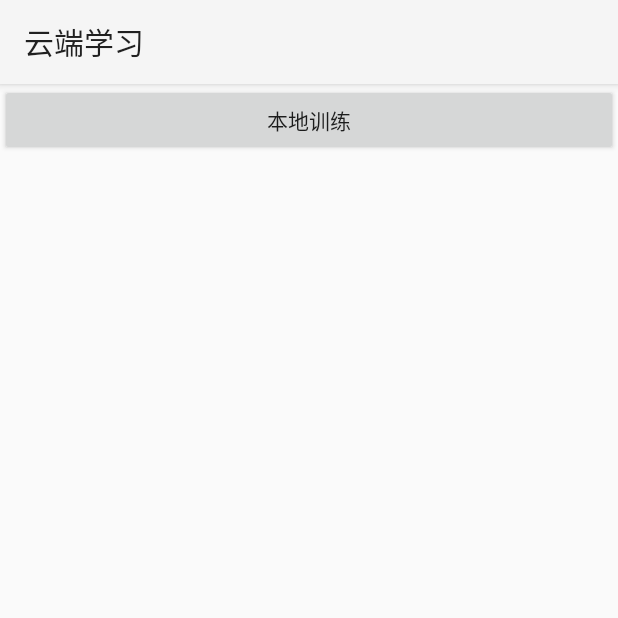
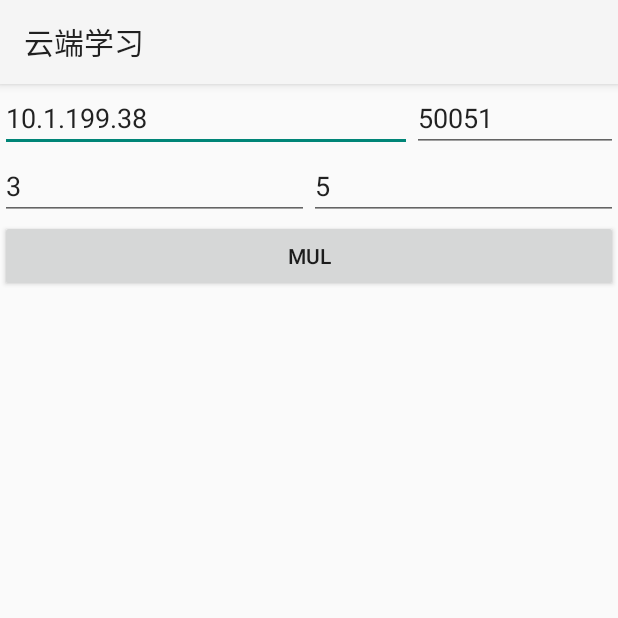
Before and after one commit to FancyXun/federated_app, an Android app: the screen it shows after launch (ComputationActivity), on a phone screen of 412 x 824 dp, the top half of it. Run offline under Robolectric (Android 15) with nearby library versions, the phone set to English and light mode, and no system bars; libraries missing offline, so code that uses them is left out: io.grpc, io.grpc.learning, org.tensorflow, org.tensorflow.contrib; 1 statement that could not run was skipped.

Commit message:
Add dps and mul example

```diff
--- a/android/framework/app/build.gradle
+++ b/android/framework/app/build.gradle
@@ -58,7 +58,7 @@ protobuf {
 }
 
 dependencies {
-    compile fileTree(dir: 'libs', include: ['*.jar'])
+//    compile fileTree(dir: 'libs', include: ['*.jar'])
     implementation 'com.android.support:appcompat-v7:27.0.2'
 
     // You need to build grpc-java to obtain these libraries below.
@@ -66,7 +66,9 @@ dependencies {
     implementation 'io.grpc:grpc-protobuf-lite:1.31.1' // CURRENT_GRPC_VERSION
     implementation 'io.grpc:grpc-stub:1.31.1' // CURRENT_GRPC_VERSION
     implementation 'org.apache.tomcat:annotations-api:6.0.53'
-//    implementation 'org.tensorflow:tensorflow-android:+'
+    implementation 'org.tensorflow:tensorflow-android:+'
+    // https://mvnrepository.com/artifact/org.tensorflow/libtensorflow_jni
+//    compile group: 'org.tensorflow', name: 'libtensorflow_jni', version: '1.15.0'
     // https://mvnrepository.com/artifact/com.google.protobuf/protobuf-java
 //    compile group: 'com.google.protobuf', name: 'protobuf-java', version: '3.12.2'
 }
--- a/android/framework/app/src/main/res/layout/activity_computation.xml
+++ b/android/framework/app/src/main/res/layout/activity_computation.xml
@@ -1,15 +1,55 @@
 <LinearLayout xmlns:android="http://schemas.android.com/apk/res/android"
               xmlns:tools="http://schemas.android.com/tools" android:layout_width="match_parent"
               android:layout_height="match_parent"
-              tools:context=".MainActivity"
+              tools:context=".ComputationActivity"
               android:orientation="vertical" >
+
+    <LinearLayout
+        android:layout_width="match_parent"
+        android:layout_height="wrap_content"
+        android:orientation="horizontal">
+        <EditText
+            android:id="@+id/host_edit_text"
+            android:layout_weight="2"
+            android:layout_width="0dp"
+            android:layout_height="wrap_content"
+            android:hint="Enter Host"
+            android:text="10.1.199.38"/>
+        <EditText
+            android:id="@+id/port_edit_text"
+            android:layout_weight="1"
+            android:layout_width="0dp"
+            android:layout_height="wrap_content"
+            android:inputType="numberDecimal"
+            android:hint="Enter Port"
+            android:text="50051"/>
+    </LinearLayout>
+
+    <LinearLayout
+        android:layout_width="match_parent"
+        android:layout_height="wrap_content"
+        android:orientation="horizontal">
+        <EditText
+            android:id="@+id/x"
+            android:layout_weight="1"
+            android:layout_width="0dp"
+            android:layout_height="wrap_content"
+            android:text="3" />
+        <EditText
+            android:id="@+id/y"
+            android:layout_weight="1"
+            android:layout_width="0dp"
+            android:layout_height="wrap_content"
+            android:inputType="numberDecimal"
+            android:text="5" />
+    </LinearLayout>
 
     <Button
             android:id="@+id/send_button"
             android:layout_width="match_parent"
             android:layout_height="wrap_content"
-            android:onClick="sendId"
-            android:text="本地训练" />
+            android:onClick="Mul"
+            android:text="Mul" />
 
     <TextView
             android:id="@+id/server_response_text"
```
Also changed, not shown: android/framework/app/src/main/java/io/grpc/computation/ComputationActivity.java (+38 -11 lines), 8 other files.
